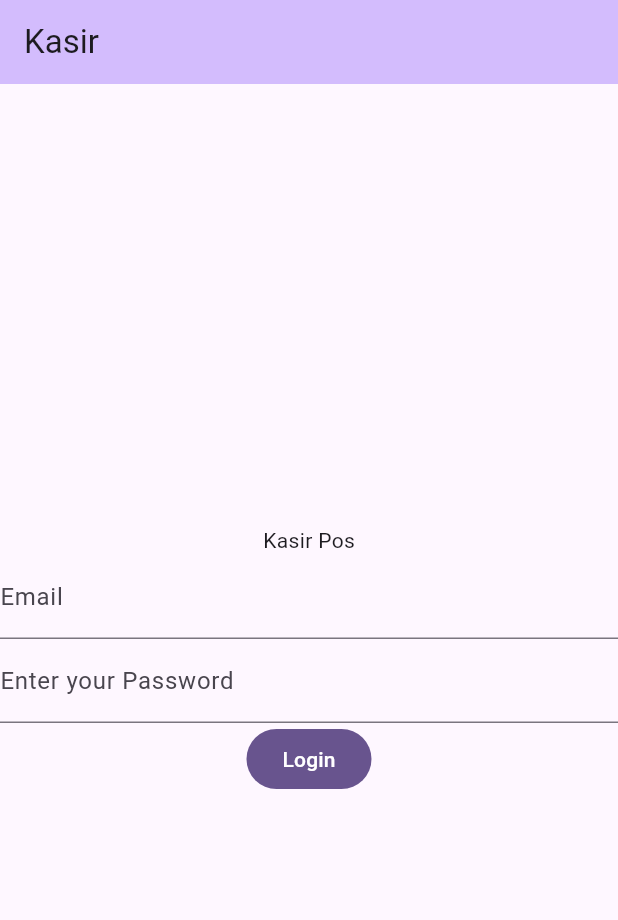
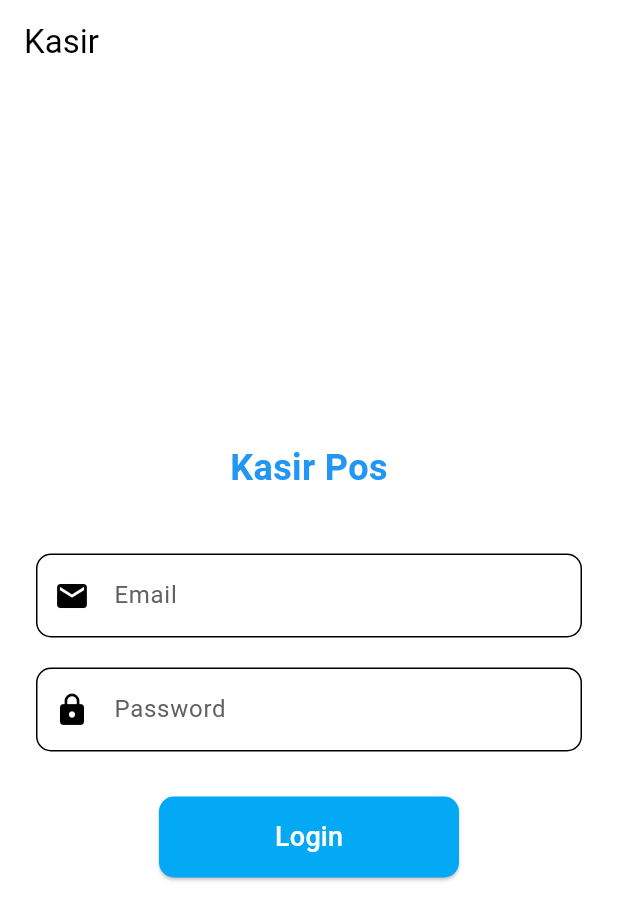
Before and after one commit to X-TermiNation/kasir_pos, a Flutter app: the screen it shows after launch, on a phone screen of 412 x 824 dp. Shown: the top 920 px of the screen. Run offline on Flutter 3.47's test engine with Material 3 defaults, Android fonts, the phone set to English and light mode, and no system bars; our stand-ins replace flutter_spinkit, get_storage; missing offline and left inert: qr.

```diff
--- a/lib/View/Login.dart
+++ b/lib/View/Login.dart
@@ -1,6 +1,5 @@
 import 'package:flutter/material.dart';
 import 'package:kasir_pos/View/Cashier.dart';
-//import 'package:kasir_pos/view-model-flutter/barang_controller.dart';
 import 'package:kasir_pos/view-model-flutter/user_controller.dart';
 import 'package:kasir_pos/View/tools/custom_toast.dart';
 
@@ -10,49 +9,39 @@ String emailstr = "";
 class Login extends StatefulWidget {
   const Login({super.key});
 
-  // This widget is the home page of your application. It is stateful, meaning
-  // that it has a State object (defined below) that contains fields that affect
-  // how it looks.
-
-  // This class is the configuration for the state. It holds the values (in this
-  // case the title) provided by the parent (in this case the App widget) and
-  // used by the build method of the State. Fields in a Widget subclass are
-  // always marked "final".
-
   @override
   State<Login> createState() => _LoginState();
 }
 
 class _LoginState extends State<Login> {
-  TextEditingController email = new TextEditingController();
-  TextEditingController password = new TextEditingController();
+  TextEditingController email = TextEditingController();
+  TextEditingController password = TextEditingController();
+
   @override
   Widget build(BuildContext context) {
-    // This method is rerun every time setState is called, for instance as done
-    // by the _incrementCounter method above.
-    //
-    // The Flutter framework has been optimized to make rerunning build methods
-    // fast, so that you can just rebuild anything that needs updating rather
-    // than having to individually change instances of widgets.
     return Scaffold(
       appBar: AppBar(
-        // TRY THIS: Try changing the color here to a specific color (to
-        // Colors.amber, perhaps?) and trigger a hot reload to see the AppBar
-        // change color while the other colors stay the same.
         backgroundColor: Theme.of(context).colorScheme.inversePrimary,
-        // Here we take the value from the MyHomePage object that was created by
-        // the App.build method, and use it to set our appbar title.
         title: Text("Kasir"),
       ),
       body: Center(
-        // Center is a layout widget. It takes a single child and positions it
-        // in the middle of the parent.
+        child: SingleChildScrollView(
+          child: Padding(
+            padding: const EdgeInsets.symmetric(horizontal: 24.0),
             child: Column(
               mainAxisAlignment: MainAxisAlignment.center,
+              crossAxisAlignment: CrossAxisAlignment.stretch,
               children: <Widget>[
-            const Text(
+                Text(
                   'Kasir Pos',
+                  textAlign: TextAlign.center,
+                  style: TextStyle(
+                    fontSize: 24,
+                    fontWeight: FontWeight.bold,
+                    color: Theme.of(context).colorScheme.primary,
                   ),
+                ),
+                const SizedBox(height: 40),
                 TextFormField(
                   controller: email,
                   onChanged: (value) {
@@ -60,49 +49,80 @@ class _LoginState extends State<Login> {
                       emailstr = value;
                     });
                   },
+                  decoration: InputDecoration(
+                    labelText: 'Email',
+                    labelStyle: TextStyle(color: Colors.grey[700]),
+                    border: OutlineInputBorder(
+                      borderRadius: BorderRadius.circular(10),
+                    ),
+                    prefixIcon: Icon(Icons.email),
+                  ),
                   validator: (value) {
                     if (value == null || value.isEmpty) {
-                  return 'Field tidak boleh kosong';
+                      showToast(context, 'Field email tidak boleh kosong!');
                     }
                     return null;
                   },
-              decoration: const InputDecoration(
-                border: UnderlineInputBorder(),
-                labelText: 'Email',
                 ),
-            ),
+                const SizedBox(height: 20),
                 TextFormField(
                   controller: password,
                   obscureText: true,
-              decoration: const InputDecoration(
-                border: UnderlineInputBorder(),
-                labelText: 'Enter your Password',
+                  decoration: InputDecoration(
+                    labelText: 'Password',
+                    labelStyle: TextStyle(color: Colors.grey[700]),
+                    border: OutlineInputBorder(
+                      borderRadius: BorderRadius.circular(10),
+                    ),
+                    prefixIcon: Icon(Icons.lock),
                   ),
                   validator: (value) {
-                if (value == null) {
+                    if (value == null || value.isEmpty) {
                       showToast(context, 'Field password tidak boleh kosong!');
                     }
                     return null;
                   },
                 ),
-            FilledButton(
+                const SizedBox(height: 30),
+                Center(
+                  child: SizedBox(
+                    width: 200, // Adjust the width as needed
+                    child: ElevatedButton(
                       onPressed: () async {
-                  int signcode = await loginbtn(email.text, password.text);
+                        int signcode =
+                            await loginbtn(email.text, password.text);
                         setState(() {
-                    email.text = "";
-                    password.text = "";
+                          email.clear();
+                          password.clear();
                           emailstr = "";
                         });
                         if (signcode == 1) {
-                    Navigator.push(context,
-                        MaterialPageRoute(builder: (context) => Cashier()));
+                          Navigator.push(
+                              context,
+                              MaterialPageRoute(
+                                  builder: (context) => Cashier()));
                         } else {
-                    showToast(
-                        context, "Username/Password Salah! signcode:$signcode");
+                          showToast(context,
+                              "Username/Password Salah! signcode:$signcode");
                         }
                       },
-                child: Text("Login"))
+                      style: ElevatedButton.styleFrom(
+                        backgroundColor: Colors.lightBlue, // Light blue color
+                        padding: EdgeInsets.symmetric(vertical: 14),
+                        shape: RoundedRectangleBorder(
+                          borderRadius: BorderRadius.circular(10),
+                        ),
+                      ),
+                      child: Text(
+                        'Login',
+                        style: TextStyle(fontSize: 18, color: Colors.white),
+                      ),
+                    ),
+                  ),
+                ),
               ],
+            ),
+          ),
         ),
       ),
     );
--- a/lib/View/checkout.dart
+++ b/lib/View/checkout.dart
@@ -247,7 +247,7 @@ class _PaymentDialogState extends State<PaymentDialog> {
                   Padding(
                     padding: EdgeInsets.only(left: 20),
                     child: Text(
-                      "Total: ",
+                      "Grand Total: ",
                       style: TextStyle(fontSize: 15),
                     ),
                   ),
@@ -421,7 +421,7 @@ class _PaymentDialogState extends State<PaymentDialog> {
         if (_custAddressController.text.isNotEmpty) {
           //transaksi
           var response = await addTrans(payment, delivery, _noteController.text,
-              data_item, status, context);
+              data_item, status, widget.total, context);
           var transData = response?['data'];
           final dataStorage = GetStorage();
           String id_cabang = dataStorage.read('id_cabang');
@@ -465,7 +465,7 @@ class _PaymentDialogState extends State<PaymentDialog> {
       } else {
         //transaksi
         var response = await addTrans(payment, delivery, _noteController.text,
-            data_item, status, context);
+            data_item, status, widget.total, context);
         var transData = response?['data'];
         final dataStorage = GetStorage();
         String id_cabang = dataStorage.read('id_cabang');
--- a/lib/main.dart
+++ b/lib/main.dart
@@ -22,25 +22,7 @@ class MyApp extends StatelessWidget {
   Widget build(BuildContext context) {
     return MaterialApp(
       title: 'Flutter Demo',
-      theme: ThemeData(
-        // This is the theme of your application.
-        //
-        // TRY THIS: Try running your application with "flutter run". You'll see
-        // the application has a purple toolbar. Then, without quitting the app,
-        // try changing the seedColor in the colorScheme below to Colors.green
-        // and then invoke "hot reload" (save your changes or press the "hot
-        // reload" button in a Flutter-supported IDE, or press "r" if you used
-        // the command line to start the app).
-        //
-        // Notice that the counter didn't reset back to zero; the application
-        // state is not lost during the reload. To reset the state, use hot
-        // restart instead.
-        //
-        // This works for code too, not just values: Most code changes can be
-        // tested with just a hot reload.
-        colorScheme: ColorScheme.fromSeed(seedColor: Colors.deepPurple),
-        useMaterial3: true,
-      ),
+      theme: Provider.of<ThemeManager>(context).getTheme(),
       home: const Login(),
     );
   }
--- a/lib/view-model-flutter/transaksi_controller.dart
+++ b/lib/view-model-flutter/transaksi_controller.dart
@@ -68,6 +68,7 @@ Future<Map<String, dynamic>?> addTrans(
   String desc,
   List<Map<String, dynamic>> items,
   String status,
+  double grand_total,
   BuildContext context,
 ) async {
   final dataStorage = GetStorage();
@@ -91,6 +92,7 @@ Future<Map<String, dynamic>?> addTrans(
       'delivery': delivery,
       'desc': desc,
       'status': status,
+      'grand_total': grand_total,
       'Items': items,
     };
 
```
Also changed, not shown: lib/View/Cashier.dart (+8 -5 lines), lib/View/history.dart (+193 -160 lines), 5 other files. Lines whose indentation alone changed are shown as unchanged.
